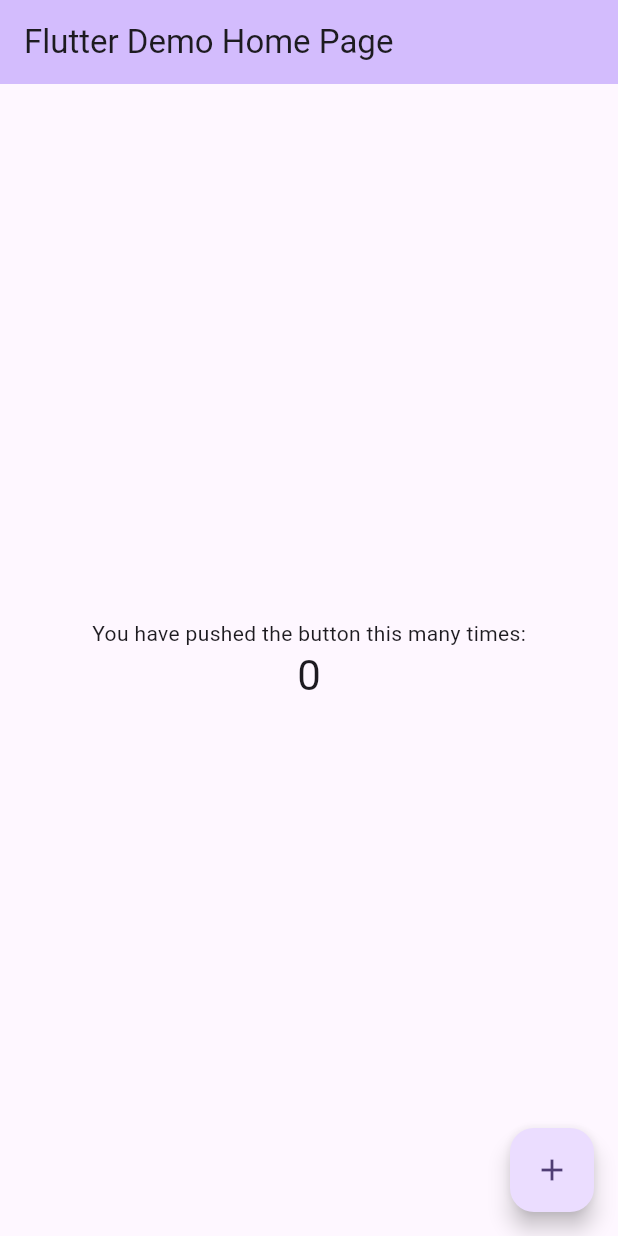
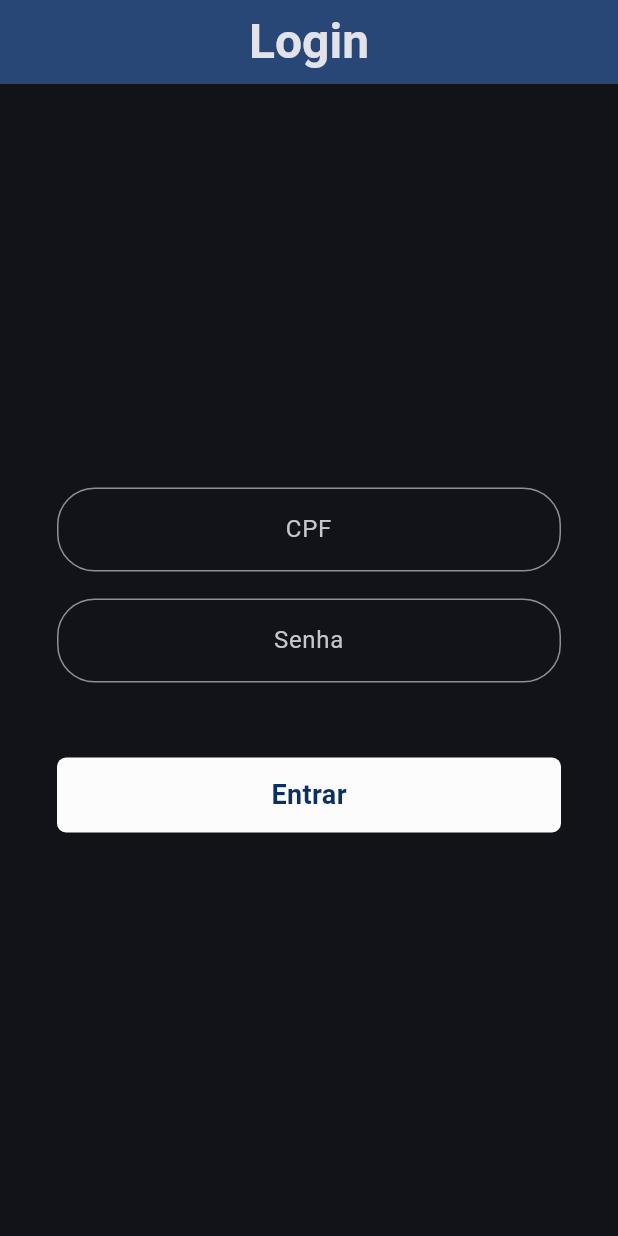
Before and after one commit to victorfidelis/DartGuard, a Flutter app: the screen it shows after launch, on a phone screen of 412 x 824 dp. Run offline on Flutter 3.47's test engine with Material 3 defaults, Android fonts, the phone set to English and light mode, and no system bars.

Commit message:
Definição de arquitetura e iniciando desenho da tela de login

```diff
--- /dev/null
+++ b/dart_guard/lib/app/app.dart
@@ -0,0 +1,21 @@
+import 'package:dart_guard/app/core/app_route.dart';
+import 'package:dart_guard/app/core/providers.dart';
+import 'package:dart_guard/app/shared/theme/theme.dart';
+import 'package:flutter/material.dart';
+import 'package:provider/provider.dart';
+
+class App extends StatelessWidget {
+  const App({super.key});
+
+  @override
+  Widget build(BuildContext context) {
+    return MultiProvider(
+      providers: providers,
+      child: MaterialApp(
+        theme: MaterialTheme().dark(),
+        initialRoute: '/wrapper',
+        onGenerateRoute: appRoute,
+      ),
+    );
+  }
+}
--- /dev/null
+++ b/dart_guard/lib/app/core/app_route.dart
@@ -0,0 +1,13 @@
+import 'package:dart_guard/app/core/wrapper_view.dart';
+import 'package:flutter/material.dart';
+
+Route<dynamic>? appRoute(RouteSettings settings) {
+  if (settings.name == '/wrapper') {
+    return _buildRoute(settings, const WrapperView());
+  }
+  return null;
+}
+
+MaterialPageRoute _buildRoute(RouteSettings settings, Widget builder) {
+  return MaterialPageRoute(settings: settings, builder: (ctx) => builder);
+}
--- /dev/null
+++ b/dart_guard/lib/app/core/providers.dart
@@ -0,0 +1,16 @@
+import 'package:dart_guard/app/shared/notifications/custom_notifications.dart';
+import 'package:dart_guard/app/shared/notifications/custom_notifications__implement.dart';
+import 'package:provider/provider.dart';
+
+final providers = [
+  Provider<CustomNotifications>(create: (context) => CustomNotificationsImplement()),
+
+  // ChangeNotifierProvider<SignInViewModel>(
+  //   create: (context) => SignInViewModel(
+  //     authService: AuthService(
+  //       authRepository: AuthRepository.create(),
+  //       userRepository: UserRepository.create(),
+  //     ),
+  //   ),
+  // ),
+];
--- /dev/null
+++ b/dart_guard/lib/app/core/wrapper_view.dart
@@ -0,0 +1,11 @@
+import 'package:dart_guard/app/modules/auth/login/login_view.dart';
+import 'package:flutter/material.dart';
+
+class WrapperView extends StatelessWidget {
+  const WrapperView({super.key});
+
+  @override
+  Widget build(BuildContext context) {
+    return const LoginView();
+  }
+}
--- /dev/null
+++ b/dart_guard/lib/app/modules/auth/login/login_view.dart
@@ -0,0 +1,59 @@
+import 'package:dart_guard/app/modules/auth/login/widgets/login_button.dart';
+import 'package:dart_guard/app/modules/auth/widgets/auth_text_field.dart';
+import 'package:flutter/material.dart';
+
+class LoginView extends StatefulWidget {
+  const LoginView({super.key});
+
+  @override
+  State<LoginView> createState() => _LoginViewState();
+}
+
+class _LoginViewState extends State<LoginView> {
+  final TextEditingController documentController = TextEditingController();
+  final TextEditingController passwordController = TextEditingController();
+
+  @override
+  void initState() {
+    super.initState();
+  }
+
+  @override
+  void dispose() {
+    documentController.dispose();
+    passwordController.dispose();
+
+    super.dispose();
+  }
+
+  @override
+  Widget build(BuildContext context) {
+    return Scaffold(
+      appBar: AppBar(
+        title: const Text('Login', style: TextStyle(fontSize: 32, fontWeight: FontWeight.w600)),
+        centerTitle: true,
+      ),
+      body: buildLoginControls(),
+    );
+  }
+
+
+  Widget buildLoginControls() {
+    return Center(
+      child: Padding(
+        padding: const EdgeInsets.symmetric(horizontal: 38),
+        child: Column(
+          mainAxisSize: MainAxisSize.min,
+          children: [
+            AuthTextField(label: 'CPF', controller: documentController),
+            const SizedBox(height: 18),
+            AuthTextField(label: 'Senha', controller: passwordController, isPassword: true),
+            const SizedBox(height: 50),
+            LoginButtom(onTap: () {}, label: 'Entrar'),
+          ],
+        ),
+      ),
+    );
+  }
+
+}
--- /dev/null
+++ b/dart_guard/lib/app/modules/auth/login/widgets/login_button.dart
@@ -0,0 +1,38 @@
+import 'package:flutter/material.dart';
+
+class LoginButtom extends StatelessWidget {
+  final String label;
+  final Function()? onTap;
+
+  const LoginButtom({super.key,
+    required this.label,
+    this.onTap,
+  });
+
+  @override
+  Widget build(BuildContext context) {
+    return GestureDetector(
+      onTap: onTap,
+      child: Container(
+        padding: const EdgeInsets.symmetric(horizontal: 10, vertical: 12),
+        decoration: BoxDecoration(
+          color: Theme.of(context).colorScheme.primary,
+          borderRadius: const BorderRadius.all(Radius.circular(6)),
+        ),
+        child: Row(
+          mainAxisAlignment: MainAxisAlignment.center,
+          children: [
+            Text(
+              label,
+              style: TextStyle(
+                color: Theme.of(context).colorScheme.onPrimary,
+                fontWeight: FontWeight.w600,
+                fontSize: 18,
+              ),
+            ),
+          ],
+        ),
+      ),
+    );
+  }
+}
--- /dev/null
+++ b/dart_guard/lib/app/modules/auth/widgets/auth_text_field.dart
@@ -0,0 +1,42 @@
+import 'package:flutter/material.dart';
+
+class AuthTextField extends StatelessWidget {
+  final String label;
+  final TextEditingController? controller;
+  final bool isPassword;
+  final String? error;
+  final bool isEmail;
+
+  const AuthTextField({
+    super.key,
+    required this.label,
+    this.controller,
+    this.isPassword = false,
+    this.error,
+    this.isEmail = false,
+  });
+
+
+  @override
+  Widget build(BuildContext context) {
+    return TextField(
+      decoration: InputDecoration(
+        hintText: label,
+        errorText: error,
+        border: OutlineInputBorder(borderRadius: BorderRadius.circular(25), borderSide: BorderSide(width: 0)),
+      ),
+      textAlign: TextAlign.center,
+      keyboardType: _keyboardType(),
+      obscureText: isPassword,
+      controller: controller,
+    );
+  }
+
+  TextInputType _keyboardType() {
+    if (isPassword) {
+      return TextInputType.visiblePassword;
+    } else {
+      return TextInputType.text;
+    }
+  }
+}
--- /dev/null
+++ b/dart_guard/lib/app/shared/theme/theme.dart
@@ -0,0 +1,161 @@
+import "package:flutter/material.dart";
+import "package:flutter/services.dart";
+
+class MaterialTheme {
+  final TextTheme textTheme = TextTheme();
+
+  MaterialTheme();
+
+  static ColorScheme lightScheme() {
+    return const ColorScheme(
+      brightness: Brightness.light,
+      primary: Color(0xff415f91),
+      surfaceTint: Color(0xff415f91),
+      onPrimary: Color(0xffffffff),
+      primaryContainer: Color(0xffd6e3ff),
+      onPrimaryContainer: Color(0xff284777),
+      secondary: Color(0xff565f71),
+      onSecondary: Color(0xffffffff),
+      secondaryContainer: Color(0xffdae2f9),
+      onSecondaryContainer: Color(0xff3e4759),
+      tertiary: Color(0xff705575),
+      onTertiary: Color(0xffffffff),
+      tertiaryContainer: Color(0xfffad8fd),
+      onTertiaryContainer: Color(0xff573e5c),
+      error: Color(0xffba1a1a),
+      onError: Color(0xffffffff),
+      errorContainer: Color(0xffffdad6),
+      onErrorContainer: Color(0xff93000a),
+      surface: Color(0xfff9f9ff),
+      onSurface: Color(0xff191c20),
+      onSurfaceVariant: Color(0xff44474e),
+      outline: Color(0xff74777f),
+      outlineVariant: Color(0xffc4c6d0),
+      shadow: Color(0xff000000),
+      scrim: Color(0xff000000),
+      inverseSurface: Color(0xff2e3036),
+      inversePrimary: Color(0xffaac7ff),
+      primaryFixed: Color(0xffd6e3ff),
+      onPrimaryFixed: Color(0xff001b3e),
+      primaryFixedDim: Color(0xffaac7ff),
+      onPrimaryFixedVariant: Color(0xff284777),
+      secondaryFixed: Color(0xffdae2f9),
+      onSecondaryFixed: Color(0xff131c2b),
+      secondaryFixedDim: Color(0xffbec6dc),
+      onSecondaryFixedVariant: Color(0xff3e4759),
+      tertiaryFixed: Color(0xfffad8fd),
+      onTertiaryFixed: Color(0xff28132e),
+      tertiaryFixedDim: Color(0xffddbce0),
+      onTertiaryFixedVariant: Color(0xff573e5c),
+      surfaceDim: Color(0xffd9d9e0),
+      surfaceBright: Color(0xffededf4),
+      surfaceContainerLowest: Color(0xffffffff),
+      surfaceContainerLow: Color(0xfff3f3fa),
+      surfaceContainer: Color(0xffededf4),
+      surfaceContainerHigh: Color(0xffe7e8ee),
+      surfaceContainerHighest: Color(0xffe2e2e9),
+    );
+  }
+
+  static AppBarTheme lightAppBarTheme(ColorScheme colorScheme) {
+    return AppBarTheme(
+      backgroundColor: colorScheme.primaryContainer,
+      foregroundColor: colorScheme.onSurface,
+      iconTheme: IconThemeData(color: colorScheme.onSurface),
+      systemOverlayStyle: SystemUiOverlayStyle.light.copyWith(
+        statusBarColor: colorScheme.primaryContainer,
+        systemNavigationBarColor: Colors.white,
+      ),
+    );
+  }
+
+  ThemeData light() {
+    final colorScheme = lightScheme();
+    final appBarTheme = lightAppBarTheme(colorScheme);
+    return theme(colorScheme, appBarTheme);
+  }
+
+  static ColorScheme darkScheme() {
+    return const ColorScheme(
+      brightness: Brightness.dark,
+      primary: Color(0xfffcfcfc),           //Color(0xffaac7ff),
+      surfaceTint: Color(0xffaac7ff),
+      onPrimary: Color(0xff0a305f),
+      primaryContainer: Color(0xff284777),
+      onPrimaryContainer: Color(0xffd6e3ff),
+      secondary: Color(0xffbec6dc),
+      onSecondary: Color(0xff283141),
+      secondaryContainer: Color(0xff3e4759),
+      onSecondaryContainer: Color(0xffdae2f9),
+      tertiary: Color(0xffddbce0),
+      onTertiary: Color(0xff3f2844),
+      tertiaryContainer: Color(0xff573e5c),
+      onTertiaryContainer: Color(0xfffad8fd),
+      error: Color(0xffffb4ab),
+      onError: Color(0xff690005),
+      errorContainer: Color(0xff93000a),
+      onErrorContainer: Color(0xffffdad6),
+      surface: Color(0xff111318),
+      onSurface: Color(0xffe2e2e9),
+      onSurfaceVariant: Color(0xffc4c6d0),
+      outline: Color(0xff8e9099),
+      outlineVariant: Color(0xff44474e),
+      shadow: Color(0xff000000),
+      scrim: Color(0xff000000),
+      inverseSurface: Color(0xffe2e2e9),
+      inversePrimary: Color(0xff415f91),
+      primaryFixed: Color(0xffd6e3ff),
+      onPrimaryFixed: Color(0xff001b3e),
+      primaryFixedDim: Color(0xffaac7ff),
+      onPrimaryFixedVariant: Color(0xff284777),
+      secondaryFixed: Color(0xffdae2f9),
+      onSecondaryFixed: Color(0xff131c2b),
+      secondaryFixedDim: Color(0xffbec6dc),
+      onSecondaryFixedVariant: Color(0xff3e4759),
+      tertiaryFixed: Color(0xfffad8fd),
+      onTertiaryFixed: Color(0xff28132e),
+      tertiaryFixedDim: Color(0xffddbce0),
+      onTertiaryFixedVariant: Color(0xff573e5c),
+      surfaceDim: Color(0xff111318),
+      surfaceBright: Color(0xff37393e),
+      surfaceContainerLowest: Color(0xff0c0e13),
+      surfaceContainerLow: Color(0xff191c20),
+      surfaceContainer: Color(0xff1d2024),
+      surfaceContainerHigh: Color(0xff282a2f),
+      surfaceContainerHighest: Color(0xff33353a),
+    );
+  }
+
+  static AppBarTheme darkAppBarTheme(ColorScheme colorScheme) {
+    return AppBarTheme(
+      backgroundColor: colorScheme.primaryContainer,
+      foregroundColor: colorScheme.onSurface,
+      iconTheme: IconThemeData(color: colorScheme.onSurface),
+      systemOverlayStyle: SystemUiOverlayStyle.dark.copyWith(
+        statusBarColor: colorScheme.primaryContainer,
+        systemNavigationBarColor: Colors.black,
+      ),
+    );
+  }
+
+  ThemeData dark() {
+    final colorScheme = darkScheme();
+    final appBarTheme = darkAppBarTheme(colorScheme);
+    return theme(colorScheme, appBarTheme);
+  }
+
+  ThemeData theme(ColorScheme colorScheme, AppBarTheme appBarTheme) {
+    return ThemeData(
+      useMaterial3: true,
+      brightness: colorScheme.brightness,
+      colorScheme: colorScheme,
+      textTheme: textTheme.apply(
+        bodyColor: colorScheme.onSurface,
+        displayColor: colorScheme.onSurface,
+      ),
+      scaffoldBackgroundColor: colorScheme.surface,
+      canvasColor: colorScheme.surface,
+      appBarTheme: appBarTheme,
+    );
+  }
+}
--- a/dart_guard/lib/main.dart
+++ b/dart_guard/lib/main.dart
@@ -1,122 +1,9 @@
+import 'package:dart_guard/app/app.dart';
 import 'package:flutter/material.dart';
+import 'package:flutter/services.dart';
 
 void main() {
-  runApp(const MyApp());
+  WidgetsFlutterBinding.ensureInitialized();
+  SystemChrome.setPreferredOrientations([DeviceOrientation.portraitUp]);
+  runApp(const App());
 }
-
-class MyApp extends StatelessWidget {
-  const MyApp({super.key});
-
-  // This widget is the root of your application.
-  @override
-  Widget build(BuildContext context) {
-    return MaterialApp(
-      title: 'Flutter Demo',
-      theme: ThemeData(
-        // This is the theme of your application.
-        //
-        // TRY THIS: Try running your application with "flutter run". You'll see
-        // the application has a purple toolbar. Then, without quitting the app,
-        // try changing the seedColor in the colorScheme below to Colors.green
-        // and then invoke "hot reload" (save your changes or press the "hot
-        // reload" button in a Flutter-supported IDE, or press "r" if you used
-        // the command line to start the app).
-        //
-        // Notice that the counter didn't reset back to zero; the application
-        // state is not lost during the reload. To reset the state, use hot
-        // restart instead.
-        //
-        // This works for code too, not just values: Most code changes can be
-        // tested with just a hot reload.
-        colorScheme: ColorScheme.fromSeed(seedColor: Colors.deepPurple),
-      ),
-      home: const MyHomePage(title: 'Flutter Demo Home Page'),
-    );
-  }
-}
-
-class MyHomePage extends StatefulWidget {
-  const MyHomePage({super.key, required this.title});
-
-  // This widget is the home page of your application. It is stateful, meaning
-  // that it has a State object (defined below) that contains fields that affect
-  // how it looks.
-
-  // This class is the configuration for the state. It holds the values (in this
-  // case the title) provided by the parent (in this case the App widget) and
-  // used by the build method of the State. Fields in a Widget subclass are
-  // always marked "final".
-
-  final String title;
-
-  @override
-  State<MyHomePage> createState() => _MyHomePageState();
-}
-
-class _MyHomePageState extends State<MyHomePage> {
-  int _counter = 0;
-
-  void _incrementCounter() {
-    setState(() {
-      // This call to setState tells the Flutter framework that something has
-      // changed in this State, which causes it to rerun the build method below
-      // so that the display can reflect the updated values. If we changed
-      // _counter without calling setState(), then the build method would not be
-      // called again, and so nothing would appear to happen.
-      _counter++;
-    });
-  }
-
-  @override
-  Widget build(BuildContext context) {
-    // This method is rerun every time setState is called, for instance as done
-    // by the _incrementCounter method above.
-    //
-    // The Flutter framework has been optimized to make rerunning build methods
-    // fast, so that you can just rebuild anything that needs updating rather
-    // than having to individually change instances of widgets.
-    return Scaffold(
-      appBar: AppBar(
-        // TRY THIS: Try changing the color here to a specific color (to
-        // Colors.amber, perhaps?) and trigger a hot reload to see the AppBar
-        // change color while the other colors stay the same.
-        backgroundColor: Theme.of(context).colorScheme.inversePrimary,
-        // Here we take the value from the MyHomePage object that was created by
-        // the App.build method, and use it to set our appbar title.
-        title: Text(widget.title),
-      ),
-      body: Center(
-        // Center is a layout widget. It takes a single child and positions it
-        // in the middle of the parent.
-        child: Column(
-          // Column is also a layout widget. It takes a list of children and
-          // arranges them vertically. By default, it sizes itself to fit its
-          // children horizontally, and tries to be as tall as its parent.
-          //
-          // Column has various properties to control how it sizes itself and
-          // how it positions its children. Here we use mainAxisAlignment to
-          // center the children vertically; the main axis here is the vertical
-          // axis because Columns are vertical (the cross axis would be
-          // horizontal).
-          //
-          // TRY THIS: Invoke "debug painting" (choose the "Toggle Debug Paint"
-          // action in the IDE, or press "p" in the console), to see the
-          // wireframe for each widget.
-          mainAxisAlignment: MainAxisAlignment.center,
-          children: <Widget>[
-            const Text('You have pushed the button this many times:'),
-            Text(
-              '$_counter',
-              style: Theme.of(context).textTheme.headlineMedium,
-            ),
-          ],
-        ),
-      ),
-      floatingActionButton: FloatingActionButton(
-        onPressed: _incrementCounter,
-        tooltip: 'Increment',
-        child: const Icon(Icons.add),
-      ), // This trailing comma makes auto-formatting nicer for build methods.
-    );
-  }
-}
```
Also changed, not shown: dart_guard/lib/app/shared/notifications/custom_notifications.dart (added, +19 -0 lines), dart_guard/lib/app/shared/notifications/custom_notifications__implement.dart (added, +69 -0 lines), dart_guard/pubspec.yaml (+4 -68 lines), dart_guard/pubspec.lock, 2 other files.
